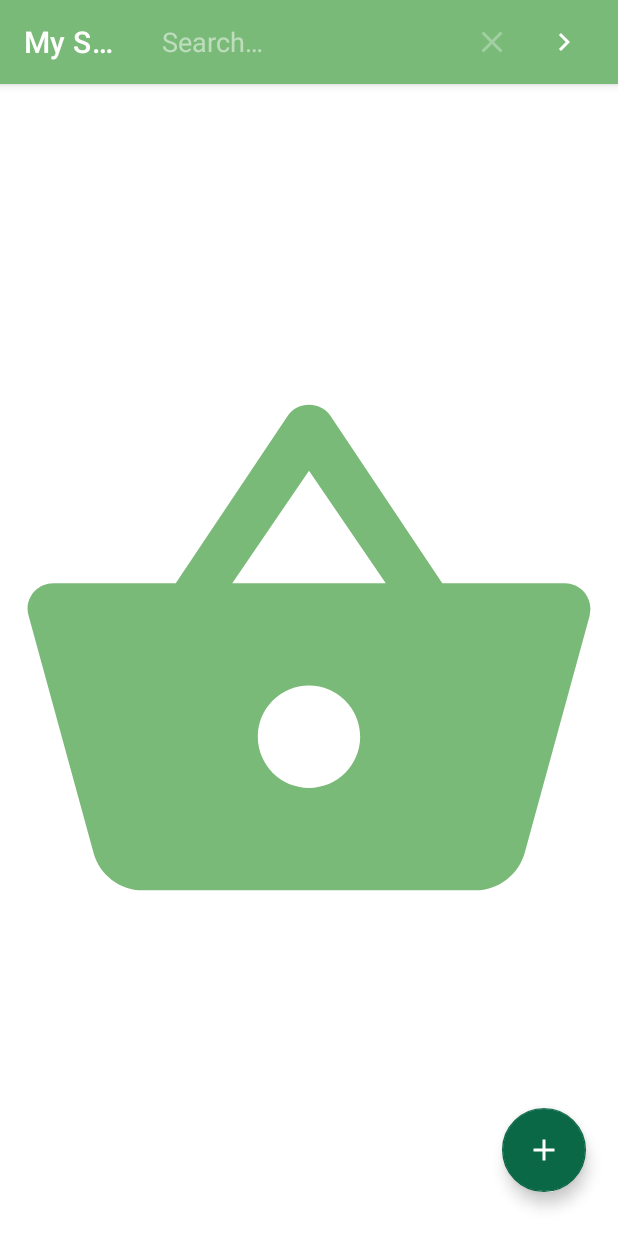
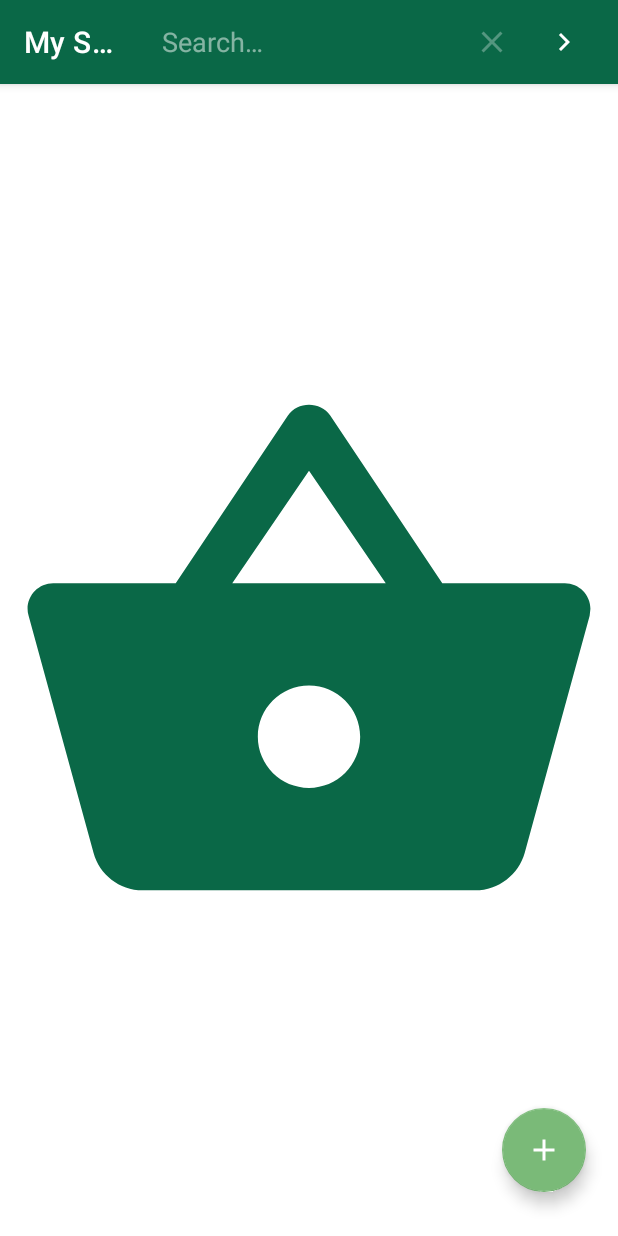
Before and after one commit to monticelli-ricardo/BINFO_FCE-14_Android_ShoppingListApp, an Android app: the screen it shows after launch (MainActivity), after a tap on "Search", on a phone screen of 412 x 824 dp. Run offline under Robolectric (Android 15) with nearby library versions, the phone set to English and light mode, and no system bars; our stand-ins replace Room's generated code, data binding.

Commit message:
New color structure.

```diff
--- a/app/src/main/res/values/colors.xml
+++ b/app/src/main/res/values/colors.xml
@@ -2,8 +2,8 @@
 <resources>
     <color name="black">#FF000000</color>
     <color name="white">#FFFFFFFF</color>
-    <color name="primary">#7ABA78</color>
-    <color name="secondary">#0A6847</color>
+    <color name="primary">#0A6847</color>
+    <color name="secondary">#7ABA78</color>
     <color name="accent">#F3CA52</color>
     <color name="neutral">#F6E9B2</color>
     <color  name="orange">#FF8C00</color>
```
